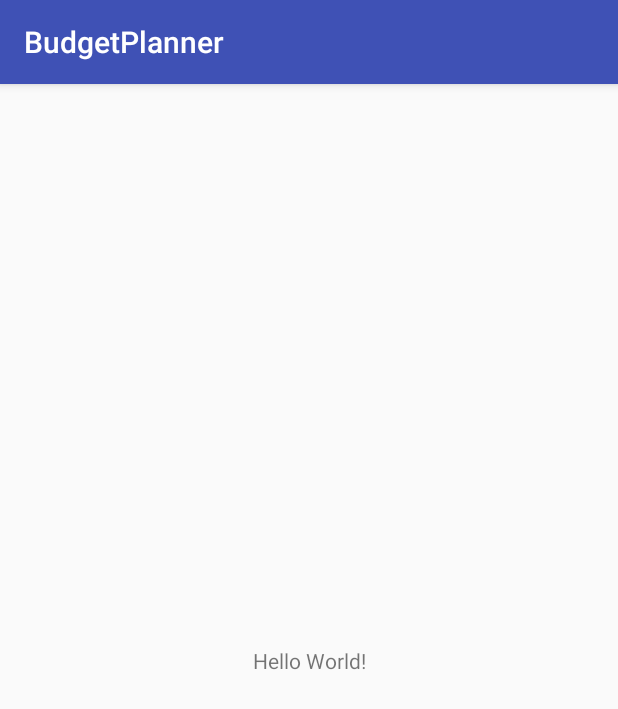
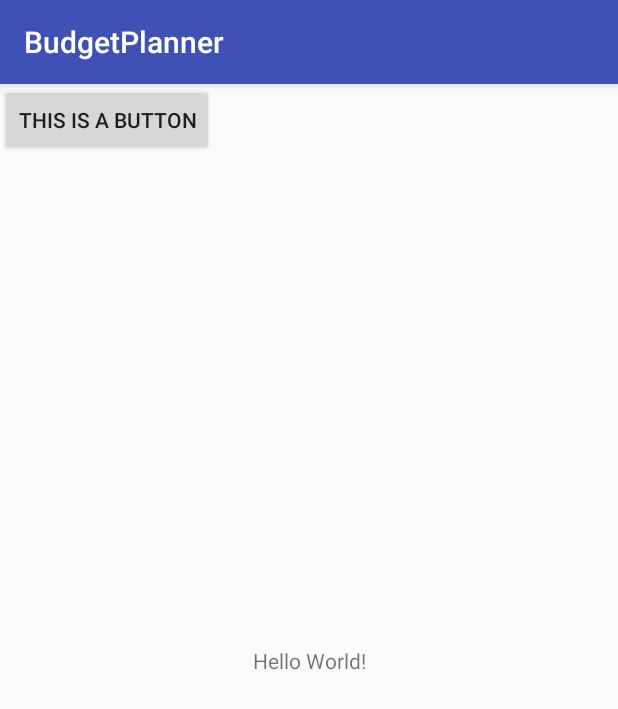
Before and after one commit to GeorgeChase/BudgetPlanner, an Android app: the screen it shows after launch (MainActivity), on a phone screen of 412 x 824 dp. Shown: the top 709 px of the screen. Run offline under Robolectric (Android 15) with nearby library versions, the phone set to English and light mode, and no system bars.

Commit message:
This is a button added nerd

```diff
--- a/app/src/main/res/layout/activity_main.xml
+++ b/app/src/main/res/layout/activity_main.xml
@@ -15,4 +15,12 @@
         app:layout_constraintRight_toRightOf="parent"
         app:layout_constraintTop_toTopOf="parent" />
 
+    <Button
+        android:id="@+id/button"
+        android:layout_width="wrap_content"
+        android:layout_height="wrap_content"
+        android:text="THIS IS A BUTTON"
+        tools:layout_editor_absoluteX="120dp"
+        tools:layout_editor_absoluteY="153dp" />
+
 </android.support.constraint.ConstraintLayout>
```
